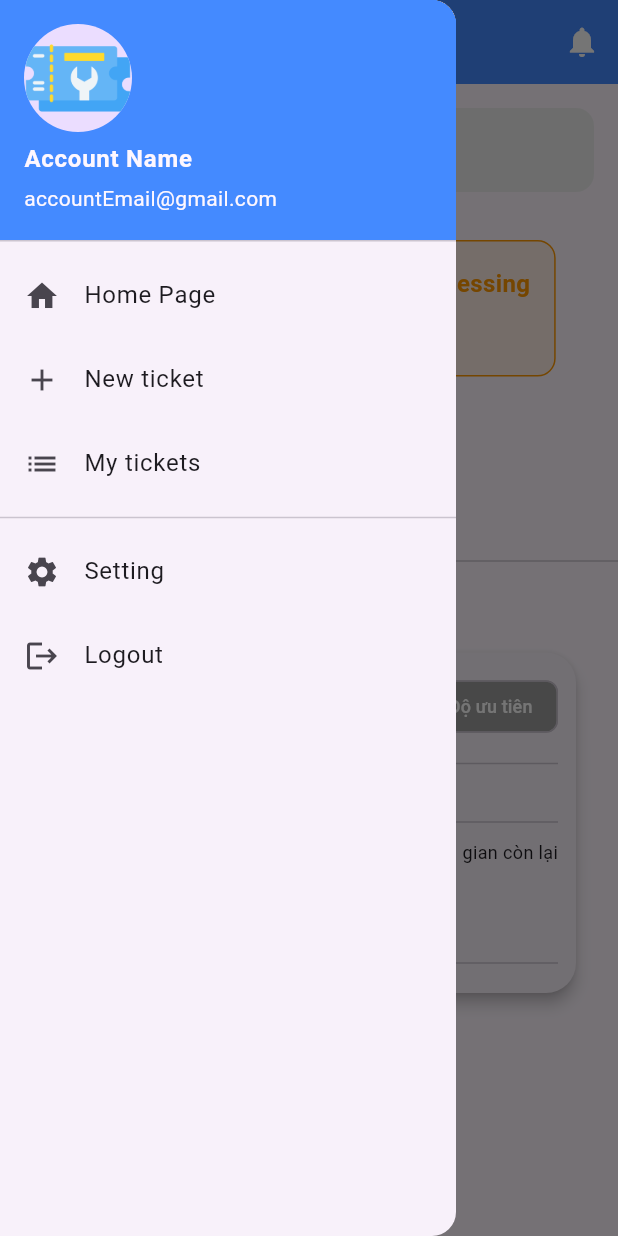
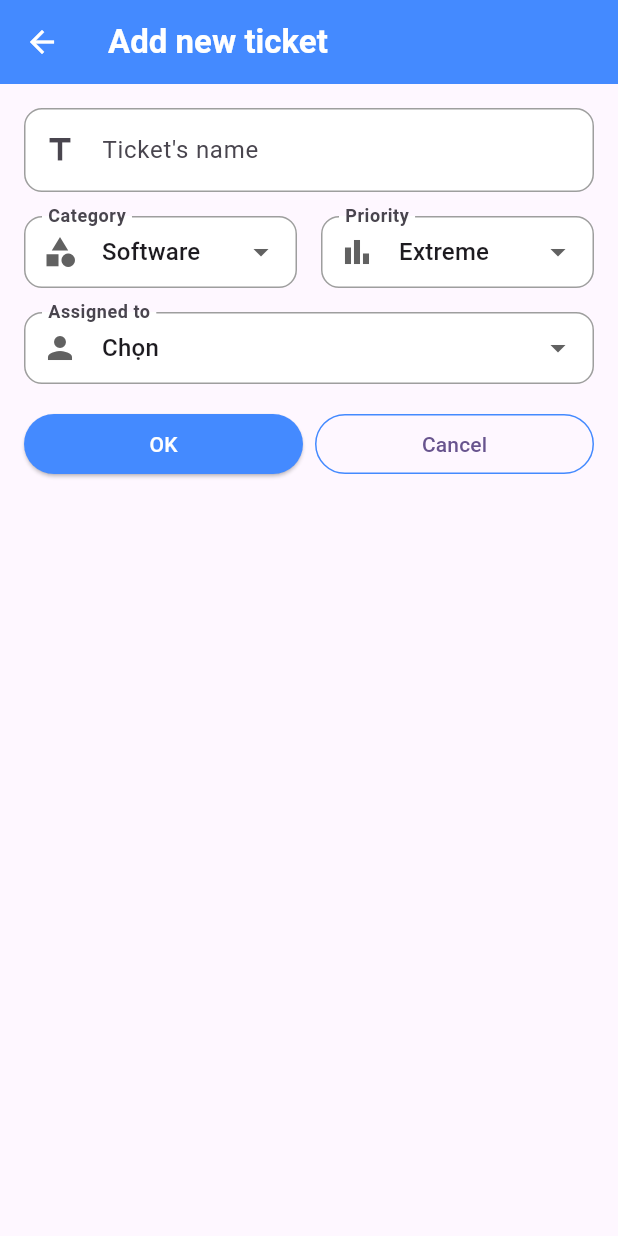
Before and after one commit to Alro127/CorpHub_Mobile, a Flutter app: the screen it shows after launch, after a tap on the "menu" icon, after a tap on "New ticket", on a phone screen of 412 x 824 dp. Run offline on Flutter 3.47's test engine with Material 3 defaults, Android fonts, the light colour scheme and no system bars.

Commit message:
add_new_ticket.dart

```diff
--- a/lib/main.dart
+++ b/lib/main.dart
@@ -1,4 +1,5 @@
 import 'package:flutter/material.dart';
+import 'package:ticket_helpdesk/ui/add_new_ticket/widgets/add_new_ticket.dart';
 import 'package:ticket_helpdesk/ui/home_page/widgets/home_page.dart';
 
 void main() {
--- /dev/null
+++ b/lib/ui/add_new_ticket/widgets/add_new_ticket.dart
@@ -0,0 +1,139 @@
+import 'package:flutter/material.dart';
+import 'package:ticket_helpdesk/ui/add_new_ticket/widgets/basic_dropdown_field.dart';
+import 'package:ticket_helpdesk/ui/add_new_ticket/widgets/basic_input.dart';
+
+class AddNewTicket extends StatefulWidget {
+  const AddNewTicket({super.key});
+
+  @override
+  State<AddNewTicket> createState() => _AddNewTicketState();
+}
+
+class _AddNewTicketState extends State<AddNewTicket> {
+  final TextEditingController _titleController = TextEditingController();
+  late int _priority = 0;
+  late String _category = "Software";
+  late int _assigned_to = 0;
+
+  @override
+  Widget build(BuildContext context) {
+    return Scaffold(
+      appBar: AppBar(
+        title: Text(
+          'Add new ticket',
+          style: TextStyle(color: Colors.white, fontWeight: FontWeight.bold),
+        ),
+        leading: IconButton(
+          icon: const Icon(Icons.arrow_back, color: Colors.white),
+          onPressed: () {
+            Navigator.pop(context); // quay về màn hình trước
+          },
+        ),
+        backgroundColor: Colors.blueAccent,
+      ),
+      body: SingleChildScrollView(
+        child: Padding(
+          padding: const EdgeInsets.all(16.0),
+          child: Column(
+            mainAxisAlignment: MainAxisAlignment.start,
+            children: [
+              BasicInput(
+                hintText: "Ticket's name",
+                icon: Icons.title_outlined,
+                controller: _titleController,
+              ),
+              SizedBox(height: 16),
+              Row(
+                children: [
+                  Expanded(
+                    child: BasicDropdownField(
+                      label: "Category",
+                      icon: Icons.category,
+                      value: _category,
+                      items: const [
+                        DropdownMenuItem(
+                          value: "Hardware",
+                          child: Text("Hardware"),
+                        ),
+                        DropdownMenuItem(
+                          value: "Software",
+                          child: Text("Software"),
+                        ),
+                      ],
+                      onChanged: (value) {
+                        setState(() {
+                          _category = value!;
+                        });
+                      },
+                    ),
+                  ),
+                  SizedBox(width: 16),
+                  Expanded(
+                    child: BasicDropdownField(
+                      label: "Priority",
+                      icon: Icons.bar_chart,
+                      value: _priority,
+                      items: const [
+                        DropdownMenuItem(value: 0, child: Text("Extreme")),
+                        DropdownMenuItem(value: 1, child: Text("High")),
+                        DropdownMenuItem(value: 2, child: Text("Mediate")),
+                        DropdownMenuItem(value: 3, child: Text("Low")),
+                      ],
+                      onChanged: (value) {
+                        setState(() {
+                          _priority = value!;
+                        });
+                      },
+                    ),
+                  ),
+                ],
+              ),
+              SizedBox(height: 16),
+              BasicDropdownField(
+                label: "Assigned to",
+                icon: Icons.person,
+                value: _assigned_to,
+                items: const [
+                  DropdownMenuItem(value: 0, child: Text("Chọn")),
+                  DropdownMenuItem(value: 1, child: Text("Nhân viên 1")),
+                  DropdownMenuItem(value: 2, child: Text("Nhân viên 2")),
+                  DropdownMenuItem(value: 3, child: Text("Nhân viên 3")),
+                ],
+                onChanged: (value) {
+                  setState(() {
+                    _assigned_to = value!;
+                  });
+                },
+              ),
+              SizedBox(height: 16),
+              Row(
+                children: [
+                  Expanded(
+                    child: ElevatedButton(
+                      onPressed: () {},
+                      style: ElevatedButton.styleFrom(
+                        backgroundColor: Colors.blueAccent,
+                        foregroundColor: Colors.white,
+                      ),
+                      child: const Text("OK"),
+                    ),
+                  ),
+                  const SizedBox(width: 8),
+                  Expanded(
+                    child: OutlinedButton(
+                      onPressed: () {},
+                      style: OutlinedButton.styleFrom(
+                        side: const BorderSide(color: Colors.blueAccent),
+                      ),
+                      child: const Text("Cancel"),
+                    ),
+                  ),
+                ],
+              ),
+            ],
+          ),
+        ),
+      ),
+    );
+  }
+}
--- /dev/null
+++ b/lib/ui/add_new_ticket/widgets/basic_dropdown_field.dart
@@ -0,0 +1,48 @@
+import 'package:flutter/material.dart';
+
+class BasicDropdownField<T> extends StatelessWidget {
+  final String label;
+  final IconData icon;
+  final T? value;
+  final List<DropdownMenuItem<T>> items;
+  final ValueChanged<T?> onChanged;
+
+  const BasicDropdownField({
+    super.key,
+    required this.label,
+    required this.icon,
+    required this.value,
+    required this.items,
+    required this.onChanged,
+  });
+
+  @override
+  Widget build(BuildContext context) {
+    return DropdownButtonFormField<T>(
+      value: value,
+      decoration: InputDecoration(
+        prefixIcon: Icon(icon, color: Colors.grey[700]),
+        labelText: label,
+        labelStyle: const TextStyle(fontWeight: FontWeight.bold),
+        border: OutlineInputBorder(
+          borderRadius: BorderRadius.circular(12),
+          borderSide: const BorderSide(color: Colors.grey, width: 1),
+        ),
+        filled: true,
+        fillColor: Colors.white,
+        contentPadding: const EdgeInsets.symmetric(horizontal: 12, vertical: 8),
+        enabledBorder: OutlineInputBorder(
+          borderRadius: BorderRadius.circular(12),
+          borderSide: const BorderSide(color: Colors.grey, width: 1),
+        ),
+        focusedBorder: OutlineInputBorder(
+          borderRadius: BorderRadius.circular(12),
+          borderSide: const BorderSide(color: Colors.blue, width: 1.5),
+        ),
+      ),
+      items: items,
+      onChanged: onChanged,
+      isExpanded: true,
+    );
+  }
+}
--- /dev/null
+++ b/lib/ui/add_new_ticket/widgets/basic_input.dart
@@ -0,0 +1,39 @@
+import 'package:flutter/material.dart';
+
+class BasicInput extends StatelessWidget {
+  final String hintText;
+  final IconData icon;
+  final TextEditingController controller;
+
+  const BasicInput({
+    super.key,
+    required this.hintText,
+    required this.icon,
+    required this.controller,
+  });
+
+  @override
+  Widget build(BuildContext context) {
+    return TextField(
+      controller: controller,
+      decoration: InputDecoration(
+        prefixIcon: Icon(icon),
+        label: Text(hintText),
+        filled: true,
+        fillColor: Colors.white,
+        border: OutlineInputBorder(
+          borderRadius: BorderRadius.circular(12),
+          borderSide: const BorderSide(color: Colors.grey, width: 1),
+        ),
+        enabledBorder: OutlineInputBorder(
+          borderRadius: BorderRadius.circular(12),
+          borderSide: const BorderSide(color: Colors.grey, width: 1),
+        ),
+        focusedBorder: OutlineInputBorder(
+          borderRadius: BorderRadius.circular(12),
+          borderSide: const BorderSide(color: Colors.blue, width: 1.5),
+        ),
+      ),
+    );
+  }
+}
--- a/lib/ui/home_page/widgets/home_page.dart
+++ b/lib/ui/home_page/widgets/home_page.dart
@@ -1,4 +1,5 @@
 import 'package:flutter/material.dart';
+import 'package:ticket_helpdesk/ui/add_new_ticket/widgets/add_new_ticket.dart';
 import 'package:ticket_helpdesk/ui/core/widgets/ticket_item.dart';
 import 'package:ticket_helpdesk/ui/home_page/widgets/dashboard_stats.dart';
 
@@ -57,7 +58,12 @@ class _HomePageState extends State<HomePage> {
             ListTile(
               leading: const Icon(Icons.add),
               title: const Text('New ticket'),
-              onTap: () {},
+              onTap: () {
+                Navigator.push(
+                  context,
+                  MaterialPageRoute(builder: (context) => AddNewTicket()),
+                );
+              },
             ),
             ListTile(
               leading: const Icon(Icons.list),
```
